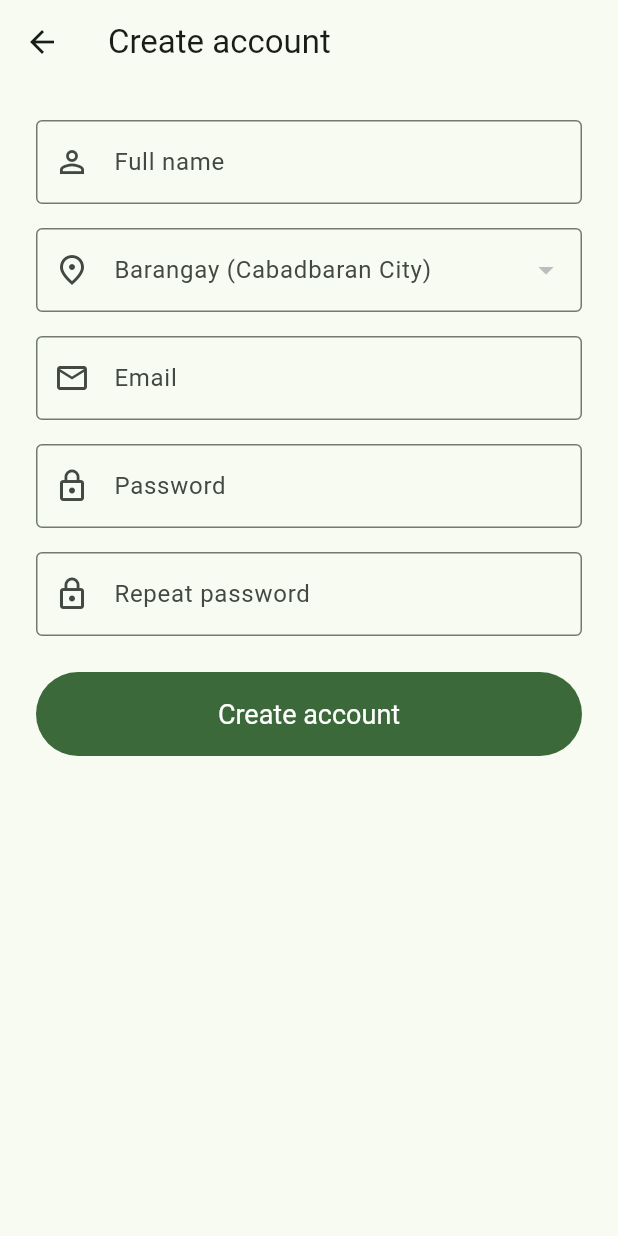
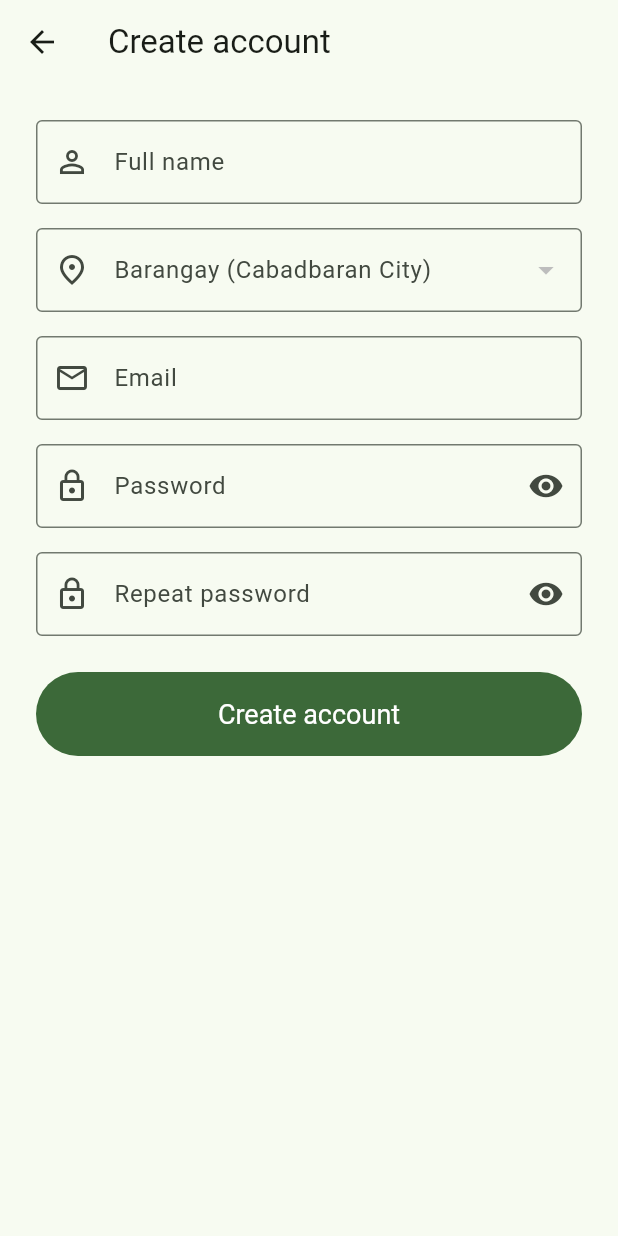
Before and after one commit to Zen732/Corn-Pest, a Flutter app: the SignUpScreen screen opened directly with empty values, on a phone screen of 412 x 824 dp. Run offline on Flutter 3.47's test engine with Material 3 defaults, Android fonts, the phone set to English and light mode, and no system bars; our stand-ins replace supabase_flutter; accounts and stored records are empty.

Commit message:
Show/hide eye icons on the Create account password boxes
Co-Authored-By: Claude Opus 5.5 <noreply@anthropic.com>

```diff
--- a/lib/screens/sign_in_screen.dart
+++ b/lib/screens/sign_in_screen.dart
@@ -87,6 +87,7 @@ class _SignInScreenState extends State<SignInScreen> {
                       labelText: S.password,
                       prefixIcon: const Icon(Icons.lock_outline),
                       suffixIcon: IconButton(
+                        tooltip: _showPassword ? S.hidePassword : S.showPassword,
                         icon: Icon(_showPassword ? Icons.visibility_off : Icons.visibility),
                         onPressed: () => setState(() => _showPassword = !_showPassword),
                       ),
--- a/lib/screens/sign_up_screen.dart
+++ b/lib/screens/sign_up_screen.dart
@@ -3,6 +3,20 @@ import 'package:flutter/material.dart';
 import '../services/auth_service.dart';
 import '../strings.dart';
 import 'sign_in_screen.dart' show validateEmail;
+
+/// The eye icon that shows or hides a password.
+class _EyeButton extends StatelessWidget {
+  const _EyeButton({super.key, required this.visible, required this.onPressed});
+  final bool visible;
+  final VoidCallback onPressed;
+
+  @override
+  Widget build(BuildContext context) => IconButton(
+        tooltip: visible ? S.hidePassword : S.showPassword,
+        icon: Icon(visible ? Icons.visibility_off : Icons.visibility),
+        onPressed: onPressed,
+      );
+}
 
 class SignUpScreen extends StatefulWidget {
   const SignUpScreen({super.key, required this.auth});
@@ -20,6 +34,8 @@ class _SignUpScreenState extends State<SignUpScreen> {
   final _repeat = TextEditingController();
   late Future<List<Barangay>> _barangays;
   int? _barangayId;
+  bool _showPassword = false;
+  bool _showRepeat = false;
   bool _busy = false;
   String? _error;
 
@@ -135,16 +151,30 @@ class _SignUpScreenState extends State<SignUpScreen> {
                 TextFormField(
                   key: const Key('password'),
                   controller: _password,
-                  obscureText: true,
-                  decoration: const InputDecoration(labelText: S.password, prefixIcon: Icon(Icons.lock_outline)),
+                  obscureText: !_showPassword,
+                  decoration: InputDecoration(
+                    labelText: S.password,
+                    prefixIcon: const Icon(Icons.lock_outline),
+                    suffixIcon: _EyeButton(
+                        key: const Key('showPassword'),
+                        visible: _showPassword,
+                        onPressed: () => setState(() => _showPassword = !_showPassword)),
+                  ),
                   validator: (v) => (v == null || v.length < 6) ? S.passwordTooShort : null,
                 ),
                 const SizedBox(height: 16),
                 TextFormField(
                   key: const Key('repeat'),
                   controller: _repeat,
-                  obscureText: true,
-                  decoration: const InputDecoration(labelText: S.confirmPassword, prefixIcon: Icon(Icons.lock_outline)),
+                  obscureText: !_showRepeat,
+                  decoration: InputDecoration(
+                    labelText: S.confirmPassword,
+                    prefixIcon: const Icon(Icons.lock_outline),
+                    suffixIcon: _EyeButton(
+                        key: const Key('showRepeat'),
+                        visible: _showRepeat,
+                        onPressed: () => setState(() => _showRepeat = !_showRepeat)),
+                  ),
                   validator: (v) => v != _password.text ? S.passwordsDiffer : null,
                 ),
                 if (_error != null) ...[
--- a/lib/strings.dart
+++ b/lib/strings.dart
@@ -13,6 +13,8 @@ class S {
   static const enterEmail = 'Enter your email';
   static const invalidEmail = 'This doesn\'t look like an email address';
   static const enterPassword = 'Enter your password';
+  static const showPassword = 'Show password';
+  static const hidePassword = 'Hide password';
   static const wrongLogin = 'Wrong email or password.';
   static const emailNotConfirmed = 'Please confirm your email first: open the link we sent you, then sign in.';
   static const couldNotConnect = 'Can\'t connect. Check your internet and try again.';
```
Also changed, not shown: 1 other file.
